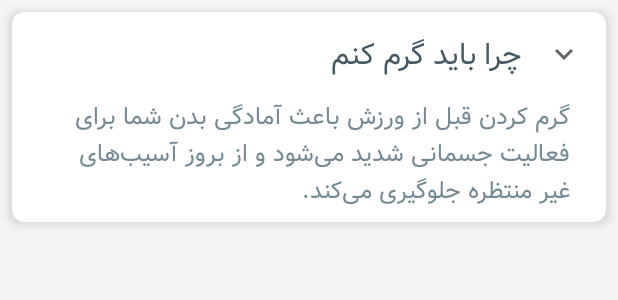
After one commit to valiamin21/fitness_app, an Android app: the layout layout_faq_item.xml on its own in the app's theme, with its tools: preview values and no code run, on a phone screen of 412 x 824 dp. The commit adds this screen. Shown: the top 300 px of the screen. Run offline under Robolectric (Android 15) with nearby library versions, the phone set to English and light mode, and no system bars; network calls fail.

Commit message:
getting faqList from api and showing in recycler view

```diff
--- a/app/src/main/java/ir/proglovving/fitapp/api/ApiService.java
+++ b/app/src/main/java/ir/proglovving/fitapp/api/ApiService.java
@@ -9,6 +9,7 @@ import ir.proglovving.fitapp.data_models.Category;
 import ir.proglovving.fitapp.data_models.Day;
 import ir.proglovving.fitapp.data_models.DayExercises;
 import ir.proglovving.fitapp.data_models.Exercise;
+import ir.proglovving.fitapp.data_models.FaqItemsRequest;
 import ir.proglovving.fitapp.data_models.Plan;
 import ir.proglovving.fitapp.data_models.PlanDays;
 import ir.proglovving.fitapp.data_models.Tip;
@@ -37,4 +38,7 @@ public interface ApiService {
 
     @GET("day_exercises/{id}")
     Single<DayExercises> getDayExercises(@Path("id") int dayId);
+
+    @GET("faq")
+    Single<FaqItemsRequest> getFaq();
 }
--- a/app/src/main/java/ir/proglovving/fitapp/data_models/faqItem.java
+++ b/app/src/main/java/ir/proglovving/fitapp/data_models/FaqItem.java
@@ -1,6 +1,6 @@
 package ir.proglovving.fitapp.data_models;
 
-public class faqItem {
+public class FaqItem {
     private int id;
     private String question;
     private String answer;
--- /dev/null
+++ b/app/src/main/res/drawable/ic_baseline_keyboard_arrow_down_24.xml
@@ -0,0 +1,10 @@
+<vector xmlns:android="http://schemas.android.com/apk/res/android"
+    android:width="24dp"
+    android:height="24dp"
+    android:viewportWidth="24"
+    android:viewportHeight="24"
+    android:tint="?attr/colorControlNormal">
+  <path
+      android:fillColor="@android:color/white"
+      android:pathData="M7.41,8.59L12,13.17l4.59,-4.58L18,10l-6,6 -6,-6 1.41,-1.41z"/>
+</vector>
--- a/app/src/main/res/layout/activity_common_questions.xml
+++ b/app/src/main/res/layout/activity_common_questions.xml
@@ -26,6 +26,9 @@
         android:id="@+id/faq_recyclerView"
         android:layout_width="match_parent"
         android:layout_height="match_parent"
-        app:layout_behavior="com.google.android.material.appbar.AppBarLayout$ScrollingViewBehavior" />
+        app:layout_behavior="com.google.android.material.appbar.AppBarLayout$ScrollingViewBehavior"
+        app:layoutManager="androidx.recyclerview.widget.LinearLayoutManager"
+        app:reverseLayout="false"
+        android:orientation="vertical"/>
 
 </androidx.coordinatorlayout.widget.CoordinatorLayout>
--- /dev/null
+++ b/app/src/main/res/layout/layout_faq_item.xml
@@ -0,0 +1,61 @@
+<?xml version="1.0" encoding="utf-8"?>
+<androidx.cardview.widget.CardView xmlns:android="http://schemas.android.com/apk/res/android"
+    xmlns:app="http://schemas.android.com/apk/res-auto"
+    xmlns:tools="http://schemas.android.com/tools"
+    android:layout_width="match_parent"
+    android:layout_height="wrap_content"
+    android:layout_margin="@dimen/standard_margin"
+    android:clickable="true"
+    android:foreground="?attr/selectableItemBackgroundBorderless"
+    android:layoutDirection="rtl"
+    app:cardCornerRadius="@dimen/app_radius"
+    app:cardElevation="@dimen/app_cards_elevation"
+    app:contentPadding="@dimen/standard_margin">
+
+    <LinearLayout
+        android:layout_width="match_parent"
+        android:layout_height="wrap_content"
+        android:orientation="vertical">
+
+
+        <LinearLayout
+            android:layout_width="match_parent"
+            android:layout_height="wrap_content"
+            android:gravity="center"
+            android:orientation="horizontal">
+
+            <ImageButton
+                android:id="@+id/arrow_imageButton"
+                android:layout_width="@dimen/app_icon_size_x"
+                android:layout_height="@dimen/app_icon_size_x"
+                android:background="?attr/selectableItemBackgroundBorderless"
+                android:src="@drawable/ic_baseline_keyboard_arrow_down_24" />
+
+            <ir.proglovving.cfviews.CfTextView
+                android:id="@+id/faq_question"
+                android:layout_width="0dp"
+                android:layout_height="wrap_content"
+                android:layout_marginLeft="@dimen/standard_margin"
+                android:layout_marginRight="@dimen/standard_margin"
+                android:layout_weight="1"
+                android:textColor="@color/textColorPrimary"
+                android:textSize="@dimen/standard_font_size_very_large"
+                android:textStyle="bold"
+                tools:text="چرا باید گرم کنم" />
+
+        </LinearLayout>
+
+        <ir.proglovving.cfviews.CfTextView
+            android:id="@+id/faq_answer"
+            android:layout_width="match_parent"
+            android:layout_height="wrap_content"
+            android:layout_marginLeft="@dimen/standard_margin_x2"
+            android:layout_marginTop="@dimen/standard_margin"
+            android:layout_marginRight="@dimen/standard_margin_x2"
+            android:textColor="@color/textColorSecondary"
+            android:textSize="@dimen/standard_font_size_large"
+            tools:text="گرم کردن قبل از ورزش باعث آمادگی بدن شما برای فعالیت جسمانی شدید می‌شود و از بروز آسیب‌های غیر منتظره جلوگیری می‌کند." />
+
+    </LinearLayout>
+
+</androidx.cardview.widget.CardView>
--- a/app/src/main/res/values/dimens.xml
+++ b/app/src/main/res/values/dimens.xml
@@ -21,4 +21,7 @@
     <dimen name="app_bar_height">180dp</dimen>
     <dimen name="fab_margin">16dp</dimen>
     <dimen name="text_margin">16dp</dimen>
+
+    <dimen name="app_icon_size">32dp</dimen>
+    <dimen name="app_icon_size_x">40dp</dimen>
 </resources>
```
Also changed, not shown: app/src/main/java/ir/proglovving/fitapp/adapters/FaqItemsRecyclerAdapter.java (added, +61 -0 lines), app/src/main/java/ir/proglovving/fitapp/data_models/FaqItemsRequest.java (added, +45 -0 lines), app/src/main/java/ir/proglovving/fitapp/viesws/CommonQuestionsActivity.java (+42 -0 lines), app/src/main/res/drawable/ic_baseline_keyboard_arrow_up_24.xml (added, +10 -0 lines).
